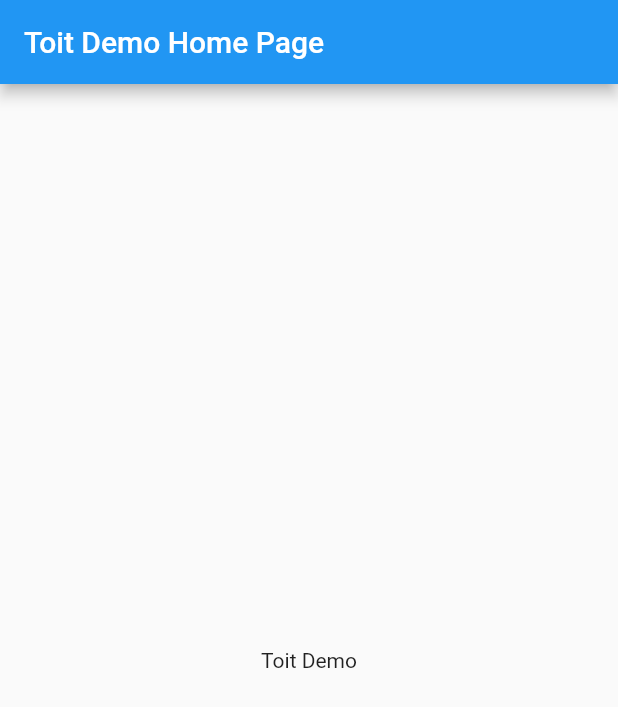
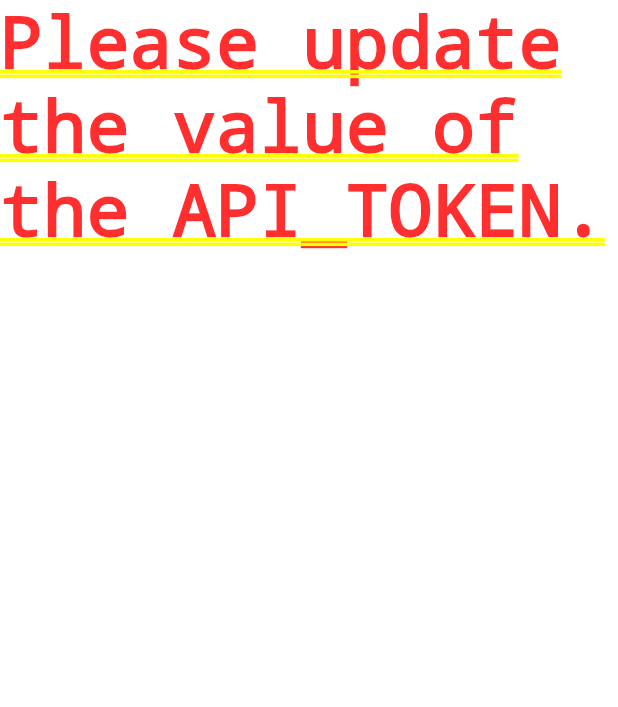
Before and after one commit to toitware/demo-flutter, a Flutter app: the screen it shows after launch, on a phone screen of 412 x 824 dp. Shown: the top 707 px of the screen. Run offline on Flutter 3.47's test engine with Material 2 defaults, Android fonts, the phone set to English and light mode, and no system bars; missing offline and left inert: grpc, toit_api.

Commit message:
First Toit API requests.

```diff
--- a/demo/lib/main.dart
+++ b/demo/lib/main.dart
@@ -1,34 +1,34 @@
+// Copyright (C) 2021 Toitware ApS.
+// Use of this source code is governed by a Zero-Clause BSD license that can
+// be found in the LICENSE file.
+
 import 'package:flutter/material.dart';
+import 'src/devices_list.dart';
+import 'src/toit_api.dart';
+
+const API_TOKEN = "";
 
 void main() {
-  runApp(MyApp());
+  if (API_TOKEN == "") {
+    runApp(MaterialApp(
+        home: const Text("Please update the value of the API_TOKEN.")));
+    return;
+  }
+  var toitApi = ToitApi(token: API_TOKEN);
+  runApp(MyApp(toitApi));
 }
 
 class MyApp extends StatelessWidget {
+  final ToitApi _toitApi;
+
+  MyApp(this._toitApi);
+
   // This widget is the root of your application.
   @override
   Widget build(BuildContext context) {
     return MaterialApp(
       title: 'Toit Demo',
-      home: MyHomePage(),
+      home: DevicesPage(_toitApi),
     );
   }
 }
-
-class MyHomePage extends StatelessWidget {
-  @override
-  Widget build(BuildContext context) {
-    return Scaffold(
-      appBar: AppBar(
-        title: Text('Toit Demo Home Page'),
-      ),
-      body: Center(
-        // Center is a layout widget. It takes a single child and positions it
-        // in the middle of the parent.
-        child: Text(
-              'Toit Demo',
-            ),
-        ),
-      );
-  }
-}
--- /dev/null
+++ b/demo/lib/src/toit_api.dart
@@ -0,0 +1,89 @@
+// Copyright (C) 2021 Toitware ApS.
+// Use of this source code is governed by a Zero-Clause BSD license that can
+// be found in the LICENSE file.
+
+import 'dart:convert';
+
+import 'package:grpc/grpc.dart';
+import 'package:toit_api/toit/api/app.pbgrpc.dart' show AppServiceClient;
+import 'package:toit_api/toit/api/auth.pbgrpc.dart'
+    show AuthClient, LoginRequest;
+import 'package:toit_api/toit/api/data.pbgrpc.dart' show DataServiceClient;
+import 'package:toit_api/toit/api/device.pbgrpc.dart'
+    show Device, DeviceServiceClient, ListDevicesRequest;
+import 'package:toit_api/toit/api/doctor.pbgrpc.dart' show DoctorServiceClient;
+import 'package:toit_api/toit/api/hardware.pbgrpc.dart'
+    show HardwareServiceClient;
+import 'package:toit_api/toit/api/organization.pbgrpc.dart'
+    show OrganizationServiceClient;
+import 'package:toit_api/toit/api/program.pbgrpc.dart'
+    show ProgramServiceClient;
+import 'package:toit_api/toit/api/pubsub/publish.pbgrpc.dart'
+    show PublishClient;
+import 'package:toit_api/toit/api/sdk.pbgrpc.dart' show SDKServiceClient;
+import 'package:toit_api/toit/api/simulator.pbgrpc.dart'
+    show SimulatorServiceClient;
+import 'package:toit_api/toit/api/pubsub/subscribe.pbgrpc.dart'
+    show SubscribeClient;
+import 'package:toit_api/toit/api/user.pbgrpc.dart' show UserClient;
+
+class ToitUnauthenticatedException implements Exception {
+  const ToitUnauthenticatedException();
+}
+
+class ToitApi {
+  final ClientChannel _channel;
+  CallOptions? _options;
+
+  static CallOptions _optionsFromToken(String token) {
+    if (token == "") {
+      throw ArgumentError("AuthorizationToken can't be the empty string \"\"");
+    }
+    return CallOptions(metadata: {'Authorization': 'Bearer $token'});
+  }
+
+  ToitApi({String? token})
+      : _channel = ClientChannel("api.toit.io"),
+        _options = token == null ? null : _optionsFromToken(token);
+
+  ToitApi.withChannel(this._channel) : _options = CallOptions();
+
+  CallOptions _ensureOptions() {
+    if (_options != null) return _options!;
+    throw const ToitUnauthenticatedException();
+  }
+
+  AppServiceClient get appServiceStub =>
+      AppServiceClient(_channel, options: _ensureOptions());
+  AuthClient get authStub => AuthClient(_channel, options: _ensureOptions());
+  DataServiceClient get dataServiceStub =>
+      DataServiceClient(_channel, options: _ensureOptions());
+  DeviceServiceClient get deviceServiceStub =>
+      DeviceServiceClient(_channel, options: _ensureOptions());
+  DoctorServiceClient get doctorServiceStub =>
+      DoctorServiceClient(_channel, options: _ensureOptions());
+  HardwareServiceClient get hardwareServiceStub =>
+      HardwareServiceClient(_channel, options: _ensureOptions());
+  OrganizationServiceClient get organizationServiceStub =>
+      OrganizationServiceClient(_channel, options: _ensureOptions());
+  ProgramServiceClient get programServiceStub =>
+      ProgramServiceClient(_channel, options: _ensureOptions());
+  PublishClient get publishStub =>
+      PublishClient(_channel, options: _ensureOptions());
+  SDKServiceClient get sdkServiceStub =>
+      SDKServiceClient(_channel, options: _ensureOptions());
+  SimulatorServiceClient get simulatorServiceStub =>
+      SimulatorServiceClient(_channel, options: _ensureOptions());
+  SubscribeClient get subscribeStub =>
+      SubscribeClient(_channel, options: _ensureOptions());
+  UserClient get userStub => UserClient(_channel, options: _ensureOptions());
+
+  Future<void> login(String username, String password) async {
+    _options = null;
+    var request = LoginRequest(username: username, password: password);
+    var response = await authStub.login(request);
+    var tokenBytes = response.accessToken;
+    var token = utf8.decode(tokenBytes);
+    _options = _optionsFromToken(token);
+  }
+}
--- a/demo/pubspec.yaml
+++ b/demo/pubspec.yaml
@@ -23,6 +23,8 @@ environment:
 dependencies:
   flutter:
     sdk: flutter
+
+  toit_api: ^1.0.0
 
 
   # The following adds the Cupertino Icons font to your application.
```
Also changed, not shown: demo/lib/src/devices_list.dart (added, +98 -0 lines), demo/pubspec.lock, 5 other files.
